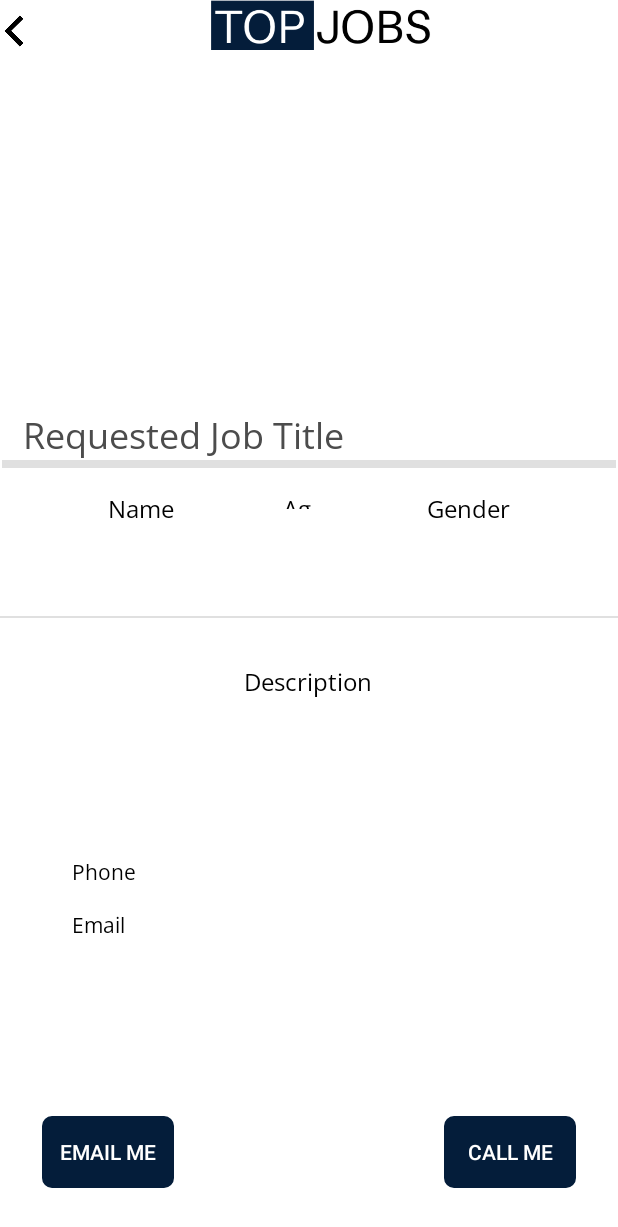
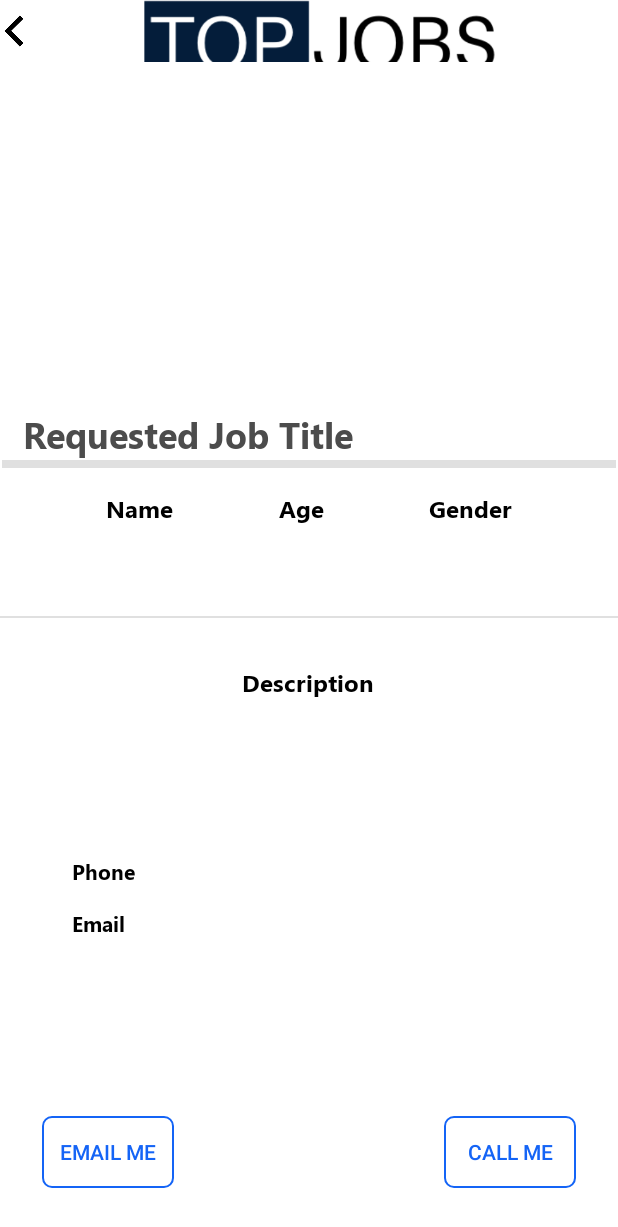
Before and after one commit to SDSamarasinghe/Top_Jobs_Crooby_Beans, an Android app: the ViewReqJob screen opened directly, with no data from a screen before it, on a phone screen of 412 x 824 dp. Shown: the top 1227 px of the screen. Run offline under Robolectric (Android 15) with nearby library versions, the phone set to English and light mode, and no system bars; our stand-ins replace Firebase (no records; nobody signed in at launch, a user with empty details on screens opened directly), Picasso; Roboto replaces fonts that are not available here.

Commit message:
change view_req_job page ui

```diff
--- a/app/src/main/res/layout/activity_view_req_job.xml
+++ b/app/src/main/res/layout/activity_view_req_job.xml
@@ -22,9 +22,9 @@
         app:srcCompat="@drawable/back" />
 
     <ImageView
-        android:id="@+id/btn_nav_login"
+        android:id="@+id/imageView18"
         android:layout_width="wrap_content"
-        android:layout_height="33dp"
+        android:layout_height="53dp"
         android:layout_weight="1"
         app:srcCompat="@drawable/nlogo" />
 
@@ -63,7 +63,7 @@
                 android:id="@+id/tv_req_job_title"
                 android:layout_width="301dp"
                 android:layout_height="34dp"
-                android:fontFamily="@font/open_sans"
+                android:fontFamily="@font/segoe_bold"
                 android:paddingStart="15dp"
                 android:paddingLeft="10dp"
                 android:text="@string/tv_requested_jobtitle"
@@ -93,7 +93,7 @@
                 android:id="@+id/textView10"
                 android:layout_width="wrap_content"
                 android:layout_height="wrap_content"
-                android:fontFamily="@font/open_sans"
+                android:fontFamily="@font/segoe_bold"
                 android:text="Name"
                 android:textColor="@color/black"
                 android:textSize="16sp"
@@ -104,9 +104,9 @@
 
             <TextView
                 android:id="@+id/textView11"
-                android:layout_width="24dp"
-                android:layout_height="11dp"
-                android:fontFamily="@font/open_sans"
+                android:layout_width="wrap_content"
+                android:layout_height="wrap_content"
+                android:fontFamily="@font/segoe_bold"
                 android:text="Age"
                 android:textColor="@color/black"
                 android:textSize="16sp"
@@ -115,13 +115,13 @@
                 app:layout_constraintHorizontal_bias="0.5"
                 app:layout_constraintStart_toEndOf="@+id/textView10"
                 app:layout_constraintTop_toTopOf="parent"
-                app:layout_constraintVertical_bias="0.0" />
+                app:layout_constraintVertical_bias="0.0"/>
 
             <TextView
                 android:id="@+id/textView12"
                 android:layout_width="wrap_content"
                 android:layout_height="wrap_content"
-                android:fontFamily="@font/open_sans"
+                android:fontFamily="@font/segoe_bold"
                 android:text="Gender"
                 android:textColor="@color/black"
                 android:textSize="16sp"
@@ -136,7 +136,7 @@
                 android:layout_height="wrap_content"
                 app:layout_constraintBaseline_toBaselineOf="@+id/textView7"
                 app:layout_constraintEnd_toStartOf="@+id/textView7"
-                app:layout_constraintHorizontal_bias="0.456"
+                app:layout_constraintHorizontal_bias="0.451"
                 app:layout_constraintStart_toStartOf="parent" />
 
             <TextView
@@ -204,7 +204,7 @@
                 android:id="@+id/textView13"
                 android:layout_width="wrap_content"
                 android:layout_height="wrap_content"
-                android:fontFamily="@font/open_sans"
+                android:fontFamily="@font/segoe_bold"
                 android:text="Description"
                 android:textColor="@color/black"
                 android:textSize="16sp"
@@ -241,11 +241,10 @@
                 android:layout_width="wrap_content"
                 android:layout_height="wrap_content"
                 android:layout_marginStart="28dp"
-                app:backgroundTint="#041d3a"
                 android:layout_marginBottom="32dp"
                 android:background="@drawable/button_blue_bo"
                 android:text="@string/btn_sendmail_reqjob"
-                android:textColor="@color/white"
+                android:textColor="@color/modern_blue"
                 app:layout_constraintBottom_toBottomOf="parent"
                 app:layout_constraintEnd_toEndOf="@+id/btn_call_jvr"
                 app:layout_constraintHorizontal_bias="0.0"
@@ -253,14 +252,13 @@
 
             <androidx.appcompat.widget.AppCompatButton
                 android:id="@+id/btn_call_jvr"
-                app:backgroundTint="#041d3a"
                 android:layout_width="wrap_content"
                 android:layout_height="wrap_content"
                 android:layout_marginEnd="28dp"
                 android:layout_marginBottom="32dp"
                 android:background="@drawable/button_blue_bo"
                 android:text="@string/btn_call_reqjob"
-                android:textColor="@color/white"
+                android:textColor="@color/modern_blue"
                 app:layout_constraintBottom_toBottomOf="parent"
                 app:layout_constraintEnd_toEndOf="parent" />
 
@@ -280,7 +278,7 @@
                 android:layout_height="17dp"
                 android:layout_marginStart="48dp"
                 android:layout_marginBottom="28dp"
-                android:fontFamily="@font/open_sans"
+                android:fontFamily="@font/segoe_bold"
                 android:text="Email  :"
                 android:textColor="@color/black"
                 app:layout_constraintBottom_toTopOf="@+id/tv_emailR"
@@ -302,7 +300,7 @@
                 android:layout_height="wrap_content"
                 android:layout_marginStart="48dp"
                 android:layout_marginBottom="15dp"
-                android:fontFamily="@font/open_sans"
+                android:fontFamily="@font/segoe_bold"
                 android:text="Phone"
                 android:textColor="@color/black"
                 app:layout_constraintBottom_toTopOf="@+id/tv_emailR"
@@ -314,8 +312,8 @@
                 android:layout_height="wrap_content"
                 android:layout_marginBottom="32dp"
                 android:text="Edit"
-                app:backgroundTint="#041d3a"
-                app:cornerRadius="5dp"
+                app:backgroundTint="#477EEC"
+                app:cornerRadius="50dp"
                 app:layout_constraintBottom_toBottomOf="parent"
                 app:layout_constraintEnd_toStartOf="@+id/btn_call_jvr"
                 app:layout_constraintHorizontal_bias="0.571"
@@ -324,6 +322,6 @@
 
         </androidx.constraintlayout.widget.ConstraintLayout>
 
-    </LinearLayout>
+</LinearLayout>
 
 </LinearLayout>
```
